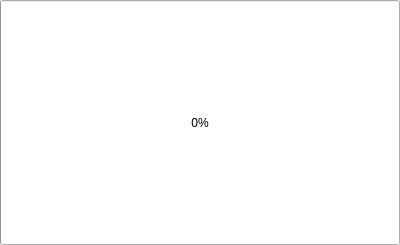
The window that Widgets/Resources/UI/qSlicerLORAutomaticWidget.ui (matthewsholden/LinearObjectRegistration) describes before a commit, drawn with Qt 5.
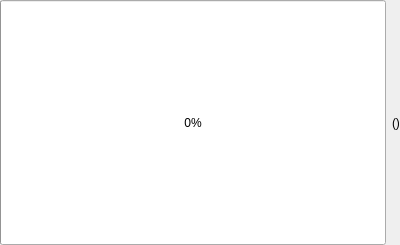
The same window after the commit. Custom widgets are drawn as their Qt base class.

Commit message: Re #21: Shows what type of linear object is being collected in automatic collection mode.

```diff
--- a/Widgets/Resources/UI/qSlicerLORAutomaticWidget.ui
+++ b/Widgets/Resources/UI/qSlicerLORAutomaticWidget.ui
@@ -19,7 +19,7 @@
   <property name="windowTitle">
    <string>Form</string>
   </property>
-  <layout class="QVBoxLayout" name="verticalLayout">
+  <layout class="QHBoxLayout" name="horizontalLayout">
    <property name="margin">
     <number>0</number>
    </property>
@@ -42,6 +42,19 @@
      </property>
     </widget>
    </item>
+   <item>
+    <widget class="QLabel" name="LinearObjectTypeLabel">
+     <property name="sizePolicy">
+      <sizepolicy hsizetype="Fixed" vsizetype="Expanding">
+       <horstretch>0</horstretch>
+       <verstretch>0</verstretch>
+      </sizepolicy>
+     </property>
+     <property name="text">
+      <string>()</string>
+     </property>
+    </widget>
+   </item>
   </layout>
  </widget>
  <customwidgets>
```
The commit also changes 4 other files.
